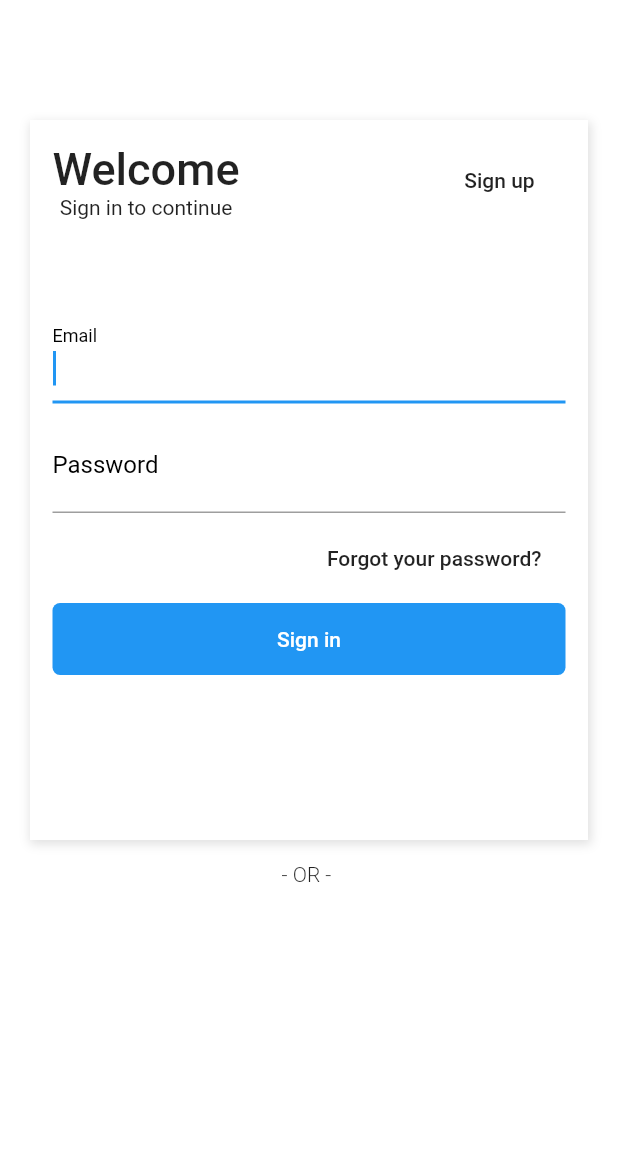
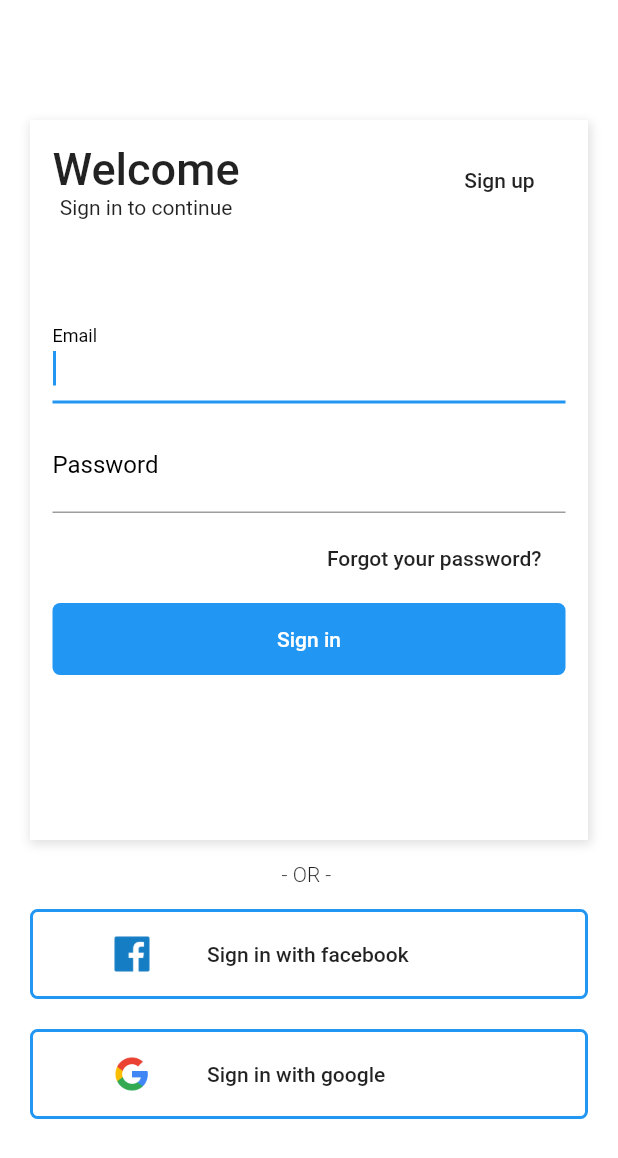
Before and after one commit to viniciusaugutis/flutter-shopping-layout, a Flutter app: the screen it shows after launch, on a phone screen of 412 x 824 dp. Shown: the top 1158 px of the screen. Run offline on Flutter 3.47's test engine with Material 2 defaults, Android fonts, the phone set to English and light mode, and no system bars.

Commit message:
Criando botoes para login social e assets

```diff
--- a/lib/pages/login.page.dart
+++ b/lib/pages/login.page.dart
@@ -117,12 +117,78 @@ class LoginPage extends StatelessWidget {
                 ),
               ),
               Container(
-                  padding: EdgeInsets.only(top: 15, bottom: 15),
-                  child: Text("- OR - ",
-                      style: TextStyle(
-                        fontSize: 14,
-                        fontWeight: FontWeight.w300,
-                      )))
+                padding: EdgeInsets.only(top: 15, bottom: 15),
+                child: Text(
+                  "- OR - ",
+                  style: TextStyle(
+                    fontSize: 14,
+                    fontWeight: FontWeight.w300,
+                  ),
+                ),
+              ),
+              Container(
+                width: double.infinity,
+                height: 60,
+                decoration: BoxDecoration(
+                  border: Border.all(
+                    width: 2.0,
+                    color: Theme.of(context).accentColor,
+                  ),
+                  borderRadius: BorderRadius.all(
+                    Radius.circular(5),
+                  ),
+                ),
+                child: FlatButton(
+                  child: Row(
+                    children: <Widget>[
+                      Container(
+                        height: 24,
+                        width: 100,
+                        child: Image.asset(
+                          "assets/facebook.png",
+                          width: 24,
+                          fit: BoxFit.fitHeight,
+                        ),
+                      ),
+                      Text("Sign in with facebook")
+                    ],
+                  ),
+                  onPressed: () {},
+                ),
+              ),
+              SizedBox(
+                height: 20,
+              ),
+              Container(
+                width: double.infinity,
+                height: 60,
+                decoration: BoxDecoration(
+                  border: Border.all(
+                    width: 2.0,
+                    color: Theme.of(context).accentColor,
+                  ),
+                  borderRadius: BorderRadius.all(
+                    Radius.circular(5),
+                  ),
+                ),
+                child: FlatButton(
+                  child: Row(
+                    children: <Widget>[
+                      Container(
+                        height: 24,
+                        width: 100,
+                        child: Image.asset(
+                          "assets/google.png",
+                          width: 24,
+                          fit: BoxFit.fitHeight,
+                        ),
+                      ),
+                      Text("Sign in with google")
+                    ],
+                  ),
+                  onPressed: () {},
+                ),
+              )
             ],
           ),
         ),
```
